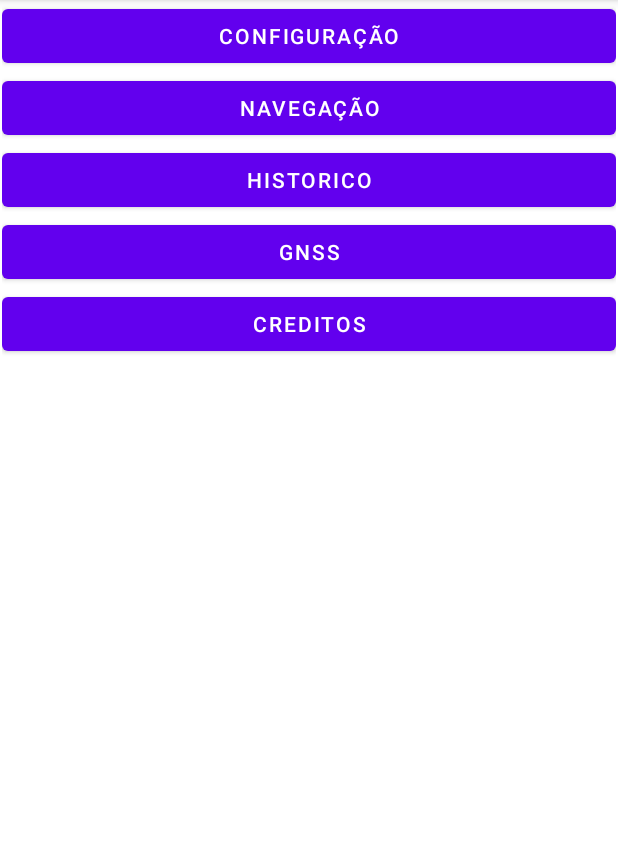
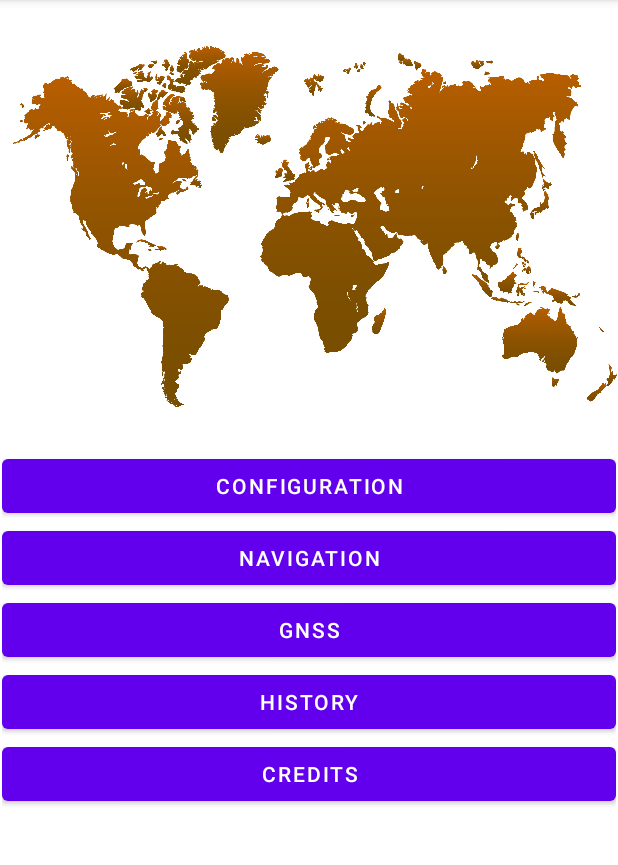
Before and after one commit to rickrribeiro/DevMobile_Subject, an Android app: the screen it shows after launch (MainActivity), on a phone screen of 412 x 824 dp, the part 84-949 px from its top. Run offline under Robolectric (Android 15) with nearby library versions, the light colour scheme and no system bars.

Commit message:
ajustando telas, creditos com marquee

```diff
--- a/Exam/app/src/main/AndroidManifest.xml
+++ b/Exam/app/src/main/AndroidManifest.xml
@@ -9,6 +9,7 @@
         android:roundIcon="@mipmap/ic_launcher_round"
         android:supportsRtl="true"
         android:theme="@style/Theme.Exam">
+
         <activity
             android:name=".CreditsPage"
             android:exported="true" />
--- a/Exam/app/src/main/java/com/ricardoangelo/exam/MainActivity.kt
+++ b/Exam/app/src/main/java/com/ricardoangelo/exam/MainActivity.kt
@@ -5,20 +5,26 @@ import androidx.appcompat.app.AppCompatActivity
 import android.os.Bundle
 import android.view.View
 import android.widget.Button
+import android.widget.Toast
 
 class MainActivity : AppCompatActivity(), View.OnClickListener {
     override fun onCreate(savedInstanceState: Bundle?) {
         super.onCreate(savedInstanceState)
         setContentView(R.layout.activity_main)
-        var btnConfig = findViewById<Button>(R.id.button4)
+        var btnConfig = findViewById<Button>(R.id.btnConfig)
         btnConfig.setOnClickListener(this)
+        var btnGNSS = findViewById<Button>(R.id.btnGNSS)
+        btnGNSS.setOnClickListener(this)
+        var btnCredits = findViewById<Button>(R.id.btnCredits)
+        btnCredits.setOnClickListener(this)
     }
 
     override fun onClick(p0: View?) {
         if(p0?.id == R.id.btnCredits){
+            Toast.makeText(this,"VALOR: ", Toast.LENGTH_LONG).show()
              val intent = Intent(this, CreditsPage::class.java)
             startActivity(intent)
-        }else if(p0?.id == R.id.button4){
+        }else if(p0?.id == R.id.btnConfig){
             val intent = Intent(this, ConfigPage::class.java)
             startActivity(intent)
         }
--- a/Exam/app/src/main/res/layout/activity_main.xml
+++ b/Exam/app/src/main/res/layout/activity_main.xml
@@ -7,43 +7,55 @@
     tools:context=".MainActivity">
 
 
+    <ImageView
+        android:id="@+id/imageView"
+        android:layout_width="416dp"
+        android:layout_height="302dp"
+        android:layout_marginStart="1dp"
+        android:layout_marginTop="1dp"
+        app:layout_constraintStart_toStartOf="parent"
+        app:layout_constraintTop_toTopOf="parent"
+        app:srcCompat="@drawable/mainimg" />
+
     <LinearLayout
         android:layout_width="409dp"
-        android:layout_height="650dp"
+        android:layout_height="394dp"
         android:layout_marginStart="1dp"
-        android:layout_marginTop="150dp"
+        android:layout_marginTop="300dp"
         android:orientation="vertical"
         app:layout_constraintStart_toStartOf="parent"
-        app:layout_constraintTop_toBottomOf="@+id/btnConfig">
+        app:layout_constraintTop_toTopOf="parent">
 
         <Button
-            android:id="@+id/button4"
+            android:id="@+id/btnConfig"
             android:layout_width="match_parent"
             android:layout_height="wrap_content"
-            android:text="Configuração" />
+            android:text="@string/Configuration" />
 
         <Button
-            android:id="@+id/button5"
+            android:id="@+id/btnNavigation"
             android:layout_width="match_parent"
             android:layout_height="wrap_content"
-            android:text="Navegação" />
+            android:text="@string/Navigation" />
+
+        <Button
+            android:id="@+id/btnGNSS"
+            android:layout_width="match_parent"
+            android:layout_height="wrap_content"
+            android:text="@string/GNSS" />
 
         <Button
             android:id="@+id/button6"
             android:layout_width="match_parent"
             android:layout_height="wrap_content"
-            android:text="Historico" />
-
-        <Button
-            android:id="@+id/button7"
-            android:layout_width="match_parent"
-            android:layout_height="wrap_content"
-            android:text="GNSS" />
+            android:text="@string/History" />
 
         <Button
             android:id="@+id/btnCredits"
             android:layout_width="match_parent"
             android:layout_height="wrap_content"
-            android:text="Creditos" />
+            android:text="@string/Credits" />
+
     </LinearLayout>
+
 </androidx.constraintlayout.widget.ConstraintLayout>
--- a/Exam/app/src/main/res/values/strings.xml
+++ b/Exam/app/src/main/res/values/strings.xml
@@ -1,3 +1,17 @@
 <resources>
     <string name="app_name">Exam</string>
+    <string name="header" translatable="false">iProva</string>
+    <string name="username">Username</string>
+    <string name="password">Password</string>
+    <string name="Login">Login</string>
+    <string name="username_missing">Username is required</string>
+    <string name="password_missing">Password is required</string>
+    <string name="wrong_password_1">"Username or password you’ve entered is incorrect. You have "</string>
+    <string name="wrong_password_2">more attempts</string>
+    <string name="exit">Exit</string>
+    <string name="Configuration">Configuration</string>
+    <string name="Navigation">Navigation</string>
+    <string name="GNSS">GNSS</string>
+    <string name="History">History</string>
+    <string name="Credits">Credits</string>
 </resources>
```
Also changed, not shown: Exam/app/src/main/java/com/ricardoangelo/exam/CreditsPage.kt (+11 -0 lines), Exam/app/src/main/res/layout/activity_credits_page.xml (+23 -0 lines), Exam/app/src/main/res/drawable/mainimg.png (added).
